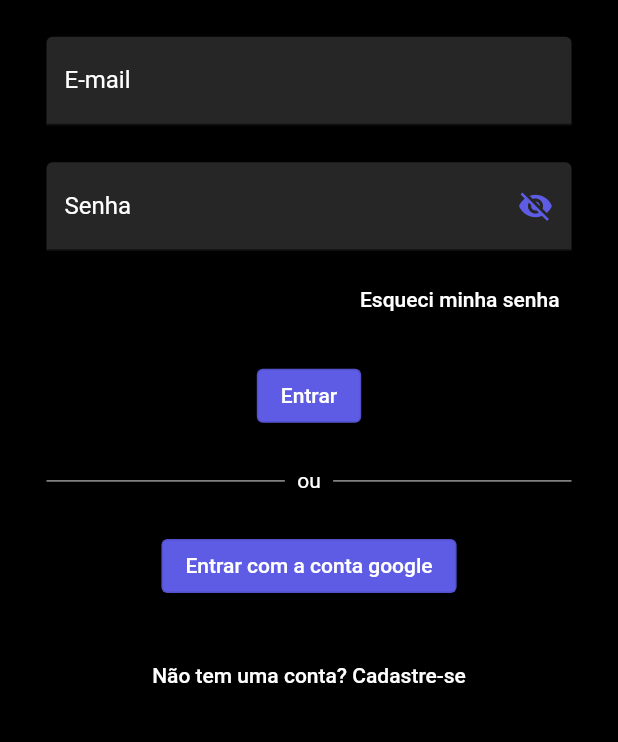
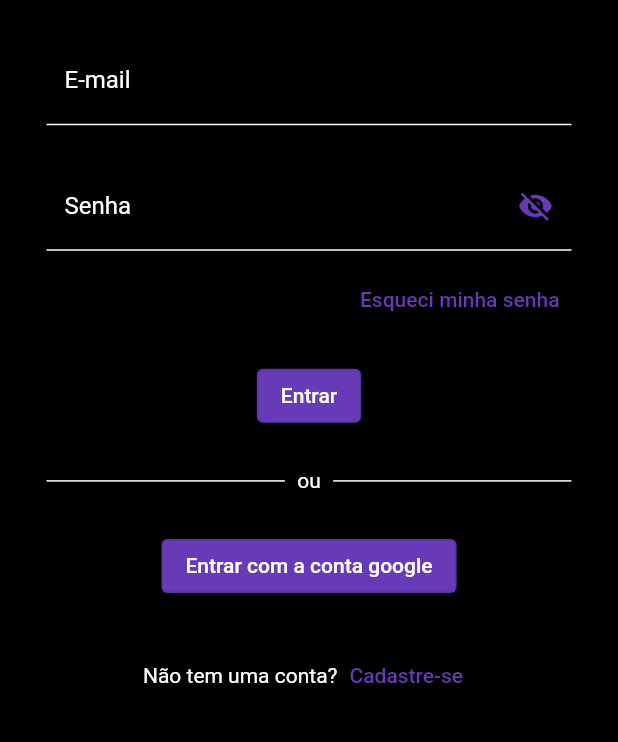
Before and after one commit to ICEI-PUC-Minas-PMV-ADS/estacionamentoeixo4-mobile, a Flutter app: the screen it shows after launch, on a phone screen of 412 x 824 dp, the part 393-1135 px from its top. Run offline on Flutter 3.47's test engine with Material 2 defaults, Android fonts, the phone set to English and light mode, and no system bars; our stand-ins replace bloc, equatable, flutter_bloc, shared_preferences.

Commit message:
feat: add dark/light theme

```diff
--- /dev/null
+++ b/why_park/lib/commons/commons_theme/theme_data.dart
@@ -0,0 +1,54 @@
+import 'package:flutter/material.dart';
+
+class Styles {
+  static ThemeData themeData(bool isDarkTheme, BuildContext context) {
+    return ThemeData(
+        primarySwatch: Colors.deepPurple,
+        scaffoldBackgroundColor: isDarkTheme ? Colors.black : Colors.white,
+        appBarTheme: const AppBarTheme(
+          elevation: 0.0,
+        ),
+        drawerTheme: DrawerThemeData(
+          backgroundColor: isDarkTheme ? Colors.black : Colors.white,
+        ),
+        textTheme: TextTheme(
+            bodyLarge:
+                TextStyle(color: isDarkTheme ? Colors.white : Colors.black),
+            bodyMedium:
+                TextStyle(color: isDarkTheme ? Colors.white : Colors.black),
+            bodySmall:
+                TextStyle(color: isDarkTheme ? Colors.white : Colors.black),
+            labelLarge:
+                TextStyle(color: isDarkTheme ? Colors.white : Colors.black),
+            labelMedium:
+                TextStyle(color: isDarkTheme ? Colors.white : Colors.black),
+            labelSmall:
+                TextStyle(color: isDarkTheme ? Colors.white : Colors.black),
+            displaySmall:
+                TextStyle(color: isDarkTheme ? Colors.white : Colors.black),
+            displayLarge:
+                TextStyle(color: isDarkTheme ? Colors.white : Colors.black),
+            displayMedium:
+                TextStyle(color: isDarkTheme ? Colors.white : Colors.black)),
+        primaryColor: isDarkTheme ? Colors.white : Colors.black,
+        hintColor: isDarkTheme ? Colors.white : Colors.black,
+        cardColor: isDarkTheme ? const Color(0xFF151515) : Colors.white,
+        dividerColor: isDarkTheme ? Colors.white : Colors.black,
+        iconButtonTheme: const IconButtonThemeData(
+            style: ButtonStyle(
+                foregroundColor:
+                    MaterialStatePropertyAll<Color>(Colors.deepPurple))),
+        textButtonTheme: const TextButtonThemeData(
+            style: ButtonStyle(
+                foregroundColor:
+                    MaterialStatePropertyAll<Color>(Colors.deepPurple))),
+        outlinedButtonTheme: const OutlinedButtonThemeData(
+          style: ButtonStyle(
+            backgroundColor: MaterialStatePropertyAll<Color>(Colors.deepPurple),
+            foregroundColor: MaterialStatePropertyAll<Color>(Colors.white),
+          ),
+        ),
+        iconTheme:
+            IconThemeData(color: isDarkTheme ? Colors.white : Colors.black));
+  }
+}
--- /dev/null
+++ b/why_park/lib/commons/commons_theme/theme_provider.dart
@@ -0,0 +1,15 @@
+import 'package:flutter/widgets.dart';
+import 'package:why_park/commons/commons_theme/user_theme_preferences.dart';
+
+class DarkThemeProvider with ChangeNotifier {
+  DarkThemePreference darkThemePreference = DarkThemePreference();
+  bool _darkTheme = true;
+
+  bool get darkTheme => _darkTheme;
+
+  set darkTheme(bool value) {
+    _darkTheme = value;
+    darkThemePreference.setDarkTheme(value);
+    notifyListeners();
+  }
+}
--- /dev/null
+++ b/why_park/lib/commons/commons_theme/user_theme_preferences.dart
@@ -0,0 +1,15 @@
+import 'package:shared_preferences/shared_preferences.dart';
+
+class DarkThemePreference {
+  static const THEME_STATUS = "THEMESTATUS";
+
+  setDarkTheme(bool value) async {
+    SharedPreferences prefs = await SharedPreferences.getInstance();
+    prefs.setBool(THEME_STATUS, value);
+  }
+
+  Future<bool> getTheme() async {
+    SharedPreferences prefs = await SharedPreferences.getInstance();
+    return prefs.getBool(THEME_STATUS) ?? true;
+  }
+}
--- a/why_park/lib/main.dart
+++ b/why_park/lib/main.dart
@@ -1,6 +1,9 @@
 import 'package:flutter/material.dart';
+import 'package:provider/provider.dart';
 import 'package:why_park/routes_table.dart';
 
+import 'commons/commons_theme/theme_data.dart';
+import 'commons/commons_theme/theme_provider.dart';
 import 'configuration/application_composition_root.dart';
 
 final ApplicationCompositionRoot _applicationCompositionRoot =
@@ -10,7 +13,7 @@ void main() {
   runApp(const MyApp());
 }
 
-class MyApp extends StatelessWidget {
+class MyApp extends StatefulWidget {
   const MyApp({super.key});
 
   static final GlobalKey<NavigatorState> navigatorKey =
@@ -19,14 +22,41 @@ class MyApp extends StatelessWidget {
       GlobalKey<ScaffoldMessengerState>();
 
   @override
+  State<MyApp> createState() => _MyAppState();
+}
+
+class _MyAppState extends State<MyApp> {
+  DarkThemeProvider themeChangeProvider = DarkThemeProvider();
+
+  @override
+  void initState() {
+    getCurrentAppTheme();
+    super.initState();
+  }
+
+  void getCurrentAppTheme() async {
+    themeChangeProvider.darkTheme =
+        await themeChangeProvider.darkThemePreference.getTheme();
+  }
+
+  @override
   Widget build(BuildContext context) {
-    return MaterialApp(
-      debugShowCheckedModeBanner: false,
-      navigatorKey: navigatorKey,
-      scaffoldMessengerKey: scaffoldKey,
-      theme: ThemeData(primarySwatch: Colors.blue),
-      home: _applicationCompositionRoot.newLoginScreen(),
-      routes: RoutesTable.routes
+    return ChangeNotifierProvider(
+      create: (_) {
+        return themeChangeProvider;
+      },
+      child: Consumer<DarkThemeProvider>(
+        builder: (BuildContext context, value, Widget? child) {
+          return MaterialApp(
+            debugShowCheckedModeBanner: false,
+            navigatorKey: MyApp.navigatorKey,
+            scaffoldMessengerKey: MyApp.scaffoldKey,
+            theme: Styles.themeData(themeChangeProvider.darkTheme, context),
+            home: _applicationCompositionRoot.newLoginScreen(),
+            routes: RoutesTable.routes,
+          );
+        },
+      ),
     );
   }
 }
--- a/why_park/lib/presentation/login/login_screen.dart
+++ b/why_park/lib/presentation/login/login_screen.dart
@@ -23,7 +23,6 @@ class _LoginScreenState extends State<LoginScreen> {
     final mediaQueryWidth = MediaQuery.of(context).size.width;
 
     return Scaffold(
-      backgroundColor: Colors.black,
       resizeToAvoidBottomInset: false,
       body: Padding(
         padding: const EdgeInsets.all(31.0),
@@ -41,30 +40,24 @@ class _LoginScreenState extends State<LoginScreen> {
                       TextFormField(
                         onChanged: (value) => widget._loginPresenter
                             .add(LoginFieldsChangedEvent("email", value)),
-                        style: const TextStyle(color: Colors.white),
                         decoration: const InputDecoration(
-                            labelText: 'E-mail',
-                            labelStyle: TextStyle(color: Colors.white),
-                            filled: true,
-                            fillColor: Color(0xFF262626)),
+                          labelText: 'E-mail',
+                          filled: true,
+                        ),
                       ),
                       SizedBox(height: mediaQueryHeight * 0.03),
                       TextFormField(
                         onChanged: (value) => widget._loginPresenter
                             .add(LoginFieldsChangedEvent("password", value)),
-                        style: const TextStyle(color: Colors.white),
                         obscureText: !_passwordIsVisible,
                         decoration: InputDecoration(
                           labelText: 'Senha',
-                          labelStyle: const TextStyle(color: Colors.white),
-                          fillColor: const Color(0xFF262626),
                           filled: true,
                           suffixIcon: IconButton(
                             icon: Icon(
                               _passwordIsVisible
                                   ? Icons.visibility
                                   : Icons.visibility_off,
-                              color: const Color(0xFF5E5CE5),
                             ),
                             onPressed: () {
                               setState(() {
@@ -80,12 +73,11 @@ class _LoginScreenState extends State<LoginScreen> {
             SizedBox(height: mediaQueryHeight * 0.01),
             Row(
               mainAxisAlignment: MainAxisAlignment.end,
-              children: const [
+              children: [
                 TextButton(
-                  onPressed: null,
-                  child: Text(
+                  onPressed: () => print('teste'),
+                  child: const Text(
                     'Esqueci minha senha',
-                    style: TextStyle(color: Colors.white),
                   ),
                 )
               ],
@@ -94,48 +86,45 @@ class _LoginScreenState extends State<LoginScreen> {
             OutlinedButton(
               onPressed: () =>
                   Navigator.of(context).pushNamed(RoutesTable.home),
-              style: OutlinedButton.styleFrom(
-                  backgroundColor: const Color(0xFF5E5CE5)),
               child: const Text(
                 'Entrar',
-                style: TextStyle(color: Colors.white),
               ),
             ),
             SizedBox(height: mediaQueryHeight * 0.03),
             Row(children: [
               const Expanded(
                   child: Divider(
-                color: Color(0xFF959595),
                 thickness: 1.0,
               )),
               SizedBox(width: mediaQueryWidth * 0.02),
               const Text(
                 'ou',
-                style: TextStyle(color: Colors.white),
               ),
               SizedBox(width: mediaQueryWidth * 0.02),
               const Expanded(
                   child: Divider(
-                color: Color(0xFF959595),
                 thickness: 1.0,
               ))
             ]),
             SizedBox(height: mediaQueryHeight * 0.03),
-            OutlinedButton(
+            const OutlinedButton(
               onPressed: null,
-              style: OutlinedButton.styleFrom(
-                  backgroundColor: const Color(0xFF5E5CE5)),
-              child: const Text(
+              child: Text(
                 'Entrar com a conta google',
-                style: TextStyle(color: Colors.white),
               ),
             ),
             SizedBox(height: mediaQueryHeight * 0.03),
-            TextButton(
-                onPressed: () =>
-                    Navigator.of(context).pushNamed(RoutesTable.signup),
-                child: const Text('Não tem uma conta? Cadastre-se',
-                    style: TextStyle(color: Colors.white))),
+            Row(
+              mainAxisAlignment: MainAxisAlignment.center,
+              children: [
+                const Text('Não tem uma conta?'),
+                TextButton(
+                  onPressed: () =>
+                      Navigator.of(context).pushNamed(RoutesTable.signup),
+                  child: const Text('Cadastre-se'),
+                ),
+              ],
+            )
           ],
         ),
       ),
--- a/why_park/lib/presentation/signup/signup_screen.dart
+++ b/why_park/lib/presentation/signup/signup_screen.dart
@@ -23,7 +23,6 @@ class _SignupScreenState extends State<SignupScreen> {
     final mediaQueryWidth = MediaQuery.of(context).size.width;
 
     return Scaffold(
-      backgroundColor: Colors.black,
       resizeToAvoidBottomInset: false,
       body: Padding(
         padding: const EdgeInsets.all(31.0),
@@ -32,29 +31,25 @@ class _SignupScreenState extends State<SignupScreen> {
             SizedBox(height: mediaQueryHeight * 0.03),
             Image.asset('assets/images/logo.png',
                 height: mediaQueryHeight * 0.15, width: mediaQueryWidth * 0.45),
-            SizedBox(height: mediaQueryHeight * 0.04),
+            SizedBox(height: mediaQueryHeight * 0.03),
             const Text(
-              'Faça seu cadastro, para encontrar as melhores vagas em estacionamentos.',
+              'Cadastre-se para encontrar as melhores vagas em estacionamentos.',
               style: TextStyle(
-                fontSize: 22,
-                color: Colors.white,
+                fontSize: 20,
               ),
             ),
-            SizedBox(height: mediaQueryHeight * 0.04),
+            SizedBox(height: mediaQueryHeight * 0.03),
             BlocBuilder<SignupPresenter, SignupState>(
                 bloc: widget._signupPresenter,
                 builder: (final _, final state) {
                   return TextFormField(
                     onChanged: (value) => widget._signupPresenter
                         .add(SignupFieldsChangedEvent("email", value)),
-                    style: const TextStyle(color: Colors.white),
                     decoration: InputDecoration(
                       labelText: 'E-mail',
-                      labelStyle: const TextStyle(color: Colors.white),
                       errorText: state.status == Status.invalid
                           ? 'Email inválido'
                           : null,
-                      fillColor: const Color(0xFF262626),
                       filled: true,
                     ),
                   );
@@ -63,11 +58,8 @@ class _SignupScreenState extends State<SignupScreen> {
             TextFormField(
               onChanged: (value) => widget._signupPresenter
                   .add(SignupFieldsChangedEvent("name", value)),
-              style: const TextStyle(color: Colors.white),
               decoration: const InputDecoration(
                 labelText: 'Nome',
-                labelStyle: TextStyle(color: Colors.white),
-                fillColor: Color(0xFF262626),
                 filled: true,
               ),
             ),
@@ -75,19 +67,15 @@ class _SignupScreenState extends State<SignupScreen> {
             TextFormField(
               onChanged: (value) => widget._signupPresenter
                   .add(SignupFieldsChangedEvent("password", value)),
-              style: const TextStyle(color: Colors.white),
               obscureText: !_passwordIsVisible,
               decoration: InputDecoration(
                 labelText: 'Digita sua senha',
-                labelStyle: const TextStyle(color: Colors.white),
-                fillColor: const Color(0xFF262626),
                 filled: true,
                 suffixIcon: IconButton(
                   icon: Icon(
                     _passwordIsVisible
                         ? Icons.visibility
                         : Icons.visibility_off,
-                    color: const Color(0xFF5E5CE5),
                   ),
                   onPressed: () {
                     setState(() {
@@ -101,19 +89,15 @@ class _SignupScreenState extends State<SignupScreen> {
             TextFormField(
               onChanged: (value) => widget._signupPresenter
                   .add(SignupFieldsChangedEvent("confirmPassword", value)),
-              style: const TextStyle(color: Colors.white),
               obscureText: !_confirmPasswordIsVisible,
               decoration: InputDecoration(
                 labelText: 'Confirma sua senha',
-                labelStyle: const TextStyle(color: Colors.white),
-                fillColor: const Color(0xFF262626),
                 filled: true,
                 suffixIcon: IconButton(
                   icon: Icon(
                     _confirmPasswordIsVisible
                         ? Icons.visibility
                         : Icons.visibility_off,
-                    color: const Color(0xFF5E5CE5),
                   ),
                   onPressed: () {
                     setState(() {
@@ -127,17 +111,22 @@ class _SignupScreenState extends State<SignupScreen> {
             OutlinedButton(
               onPressed: () =>
                   widget._signupPresenter.add(SignupClickedEvent()),
-              style: OutlinedButton.styleFrom(
-                  backgroundColor: const Color(0xFF5E5CE5)),
               child: const Text(
                 'Cadastrar',
-                style: TextStyle(color: Colors.white),
               ),
             ),
-            TextButton(
-                onPressed: () => Navigator.of(context).pop(),
-                child: const Text('Já tem uma conta? Acesse',
-                    style: TextStyle(color: Colors.white)))
+            Row(
+              mainAxisAlignment: MainAxisAlignment.center,
+              children: [
+                const Text('Já tem uma conta?'),
+                TextButton(
+                  onPressed: () => Navigator.of(context).pop(),
+                  child: const Text(
+                    'Acesse',
+                  ),
+                )
+              ],
+            )
           ],
         ),
       ),
--- a/why_park/pubspec.yaml
+++ b/why_park/pubspec.yaml
@@ -45,6 +45,8 @@ dependencies:
   equatable: ^2.0.5
   formz: ^0.6.0
   form_validator: ^2.1.1
+  shared_preferences: ^2.1.0
+  provider: ^6.0.5
 
 dev_dependencies:
   flutter_test:
```
Also changed, not shown: why_park/pubspec.lock.
